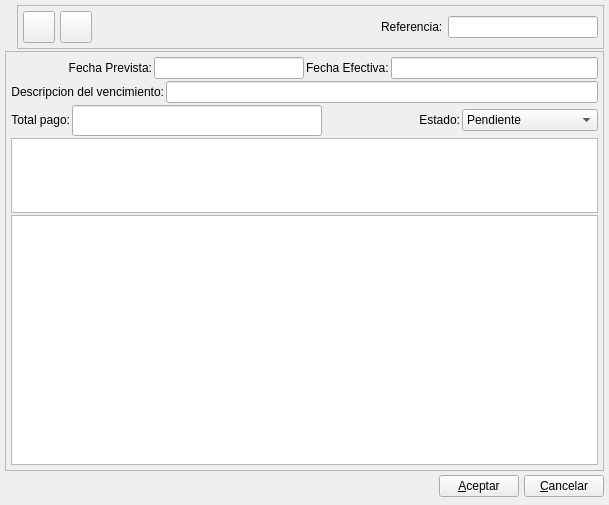
Old version of the form bulmages/bulmafact/plugins/pluginbf_carteracobros/vencimientocbase.ui in the repository eboladev/Bulmages-1.
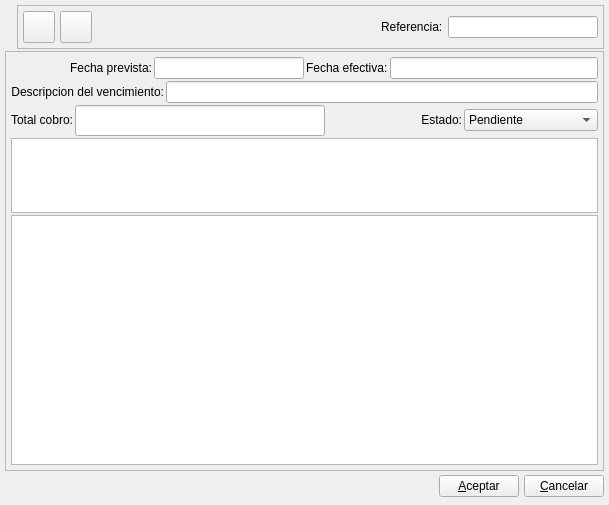
New version of the form. Icons and pictures are not drawn. Custom widgets are drawn as their Qt base class.

Commit message:
Algunas correcciones en la gestion de cartera de pagos y de cobros.
*********************************
*          Todo-Redes           *
*        C/.Begonia, 12         *
*   07010 Palma de Mallorca.    *
*      Tel: +34-971499071       *
*   http://www.todo-redes.com   *
*  comercial(en)todo-redes.com  *
*********************************

Diff of the .ui file:
```diff
--- a/bulmages/bulmafact/plugins/pluginbf_carteracobros/vencimientocbase.ui
+++ b/bulmages/bulmafact/plugins/pluginbf_carteracobros/vencimientocbase.ui
@@ -221,9 +221,9 @@
         <item>
          <layout class="QHBoxLayout" name="horizontalLayout" >
           <item>
-           <widget class="QLabel" name="textLabel1_2_3" >
-            <property name="text" >
-             <string>Fecha Prevista:</string>
+           <widget class="QLabel" name="textLabel1_2_3">
+            <property name="text">
+             <string>Fecha prevista:</string>
             </property>
             <property name="alignment" >
              <set>Qt::AlignRight|Qt::AlignTrailing|Qt::AlignVCenter</set>
@@ -251,9 +251,9 @@
         <item>
          <layout class="QHBoxLayout" name="horizontalLayout_2" >
           <item>
-           <widget class="QLabel" name="label_2" >
-            <property name="text" >
-             <string>Fecha Efectiva:</string>
+           <widget class="QLabel" name="label_2">
+            <property name="text">
+             <string>Fecha efectiva:</string>
             </property>
            </widget>
           </item>
@@ -309,8 +309,8 @@
               <verstretch>0</verstretch>
              </sizepolicy>
             </property>
-            <property name="text" >
-             <string>Total pago:</string>
+            <property name="text">
+             <string>Total cobro:</string>
             </property>
             <property name="alignment" >
              <set>Qt::AlignRight|Qt::AlignTrailing|Qt::AlignVCenter</set>
@@ -479,7 +479,7 @@
    </item>
   </layout>
  </widget>
- <layoutdefault spacing="2" margin="5" />
+ <layoutdefault spacing="2" margin="5"/>
  <customwidgets>
   <customwidget>
    <class>BlDateSearch</class>
```
Left out of the diff: 265 changed lines with no effect on the pictures. The commit also changes 15 other files.
